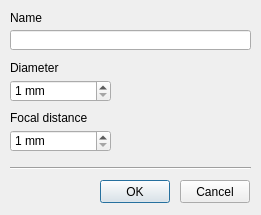
First picture: the form in cteleeditdlg.ui, repository PavelMr/skytechx, before the edit.
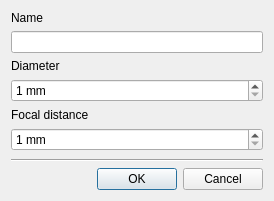
Second picture: the form after the edit.

The edit to the form file:
```diff
--- a/cteleeditdlg.ui
+++ b/cteleeditdlg.ui
@@ -6,58 +6,35 @@
    <rect>
     <x>0</x>
     <y>0</y>
-    <width>261</width>
-    <height>215</height>
+    <width>274</width>
+    <height>201</height>
    </rect>
   </property>
   <property name="windowTitle">
    <string>Edit a telescope</string>
   </property>
+  <layout class="QVBoxLayout" name="verticalLayout_2">
+   <item>
+    <layout class="QVBoxLayout" name="verticalLayout">
+     <item>
   <widget class="QLabel" name="label">
-   <property name="geometry">
-    <rect>
-     <x>10</x>
-     <y>10</y>
-     <width>101</width>
-     <height>16</height>
-    </rect>
-   </property>
    <property name="text">
     <string>Name</string>
    </property>
   </widget>
-  <widget class="QLineEdit" name="lineEdit">
-   <property name="geometry">
-    <rect>
-     <x>10</x>
-     <y>30</y>
-     <width>241</width>
-     <height>20</height>
-    </rect>
-   </property>
-  </widget>
+     </item>
+     <item>
+      <widget class="QLineEdit" name="lineEdit"/>
+     </item>
+     <item>
   <widget class="QLabel" name="label_2">
-   <property name="geometry">
-    <rect>
-     <x>10</x>
-     <y>60</y>
-     <width>111</width>
-     <height>16</height>
-    </rect>
-   </property>
    <property name="text">
     <string>Diameter</string>
    </property>
   </widget>
+     </item>
+     <item>
   <widget class="QSpinBox" name="spinBox">
-   <property name="geometry">
-    <rect>
-     <x>10</x>
-     <y>80</y>
-     <width>101</width>
-     <height>22</height>
-    </rect>
-   </property>
    <property name="suffix">
     <string> mm</string>
    </property>
@@ -68,28 +45,16 @@
     <number>1000000</number>
    </property>
   </widget>
+     </item>
+     <item>
   <widget class="QLabel" name="label_3">
-   <property name="geometry">
-    <rect>
-     <x>10</x>
-     <y>110</y>
-     <width>131</width>
-     <height>16</height>
-    </rect>
-   </property>
    <property name="text">
     <string>Focal distance</string>
    </property>
   </widget>
+     </item>
+     <item>
   <widget class="QSpinBox" name="spinBox_2">
-   <property name="geometry">
-    <rect>
-     <x>10</x>
-     <y>130</y>
-     <width>101</width>
-     <height>22</height>
-    </rect>
-   </property>
    <property name="suffix">
     <string> mm</string>
    </property>
@@ -100,41 +65,44 @@
     <number>100000</number>
    </property>
   </widget>
+     </item>
+     <item>
+      <spacer name="verticalSpacer">
+       <property name="orientation">
+        <enum>Qt::Vertical</enum>
+       </property>
+       <property name="sizeHint" stdset="0">
+        <size>
+         <width>20</width>
+         <height>40</height>
+        </size>
+       </property>
+      </spacer>
+     </item>
+     <item>
   <widget class="Line" name="line">
-   <property name="geometry">
-    <rect>
-     <x>10</x>
-     <y>160</y>
-     <width>241</width>
-     <height>16</height>
-    </rect>
-   </property>
    <property name="orientation">
     <enum>Qt::Horizontal</enum>
    </property>
   </widget>
-  <widget class="QPushButton" name="pushButton">
-   <property name="geometry">
-    <rect>
-     <x>180</x>
-     <y>180</y>
-     <width>70</width>
-     <height>23</height>
-    </rect>
-   </property>
-   <property name="text">
-    <string>Cancel</string>
-   </property>
-  </widget>
+     </item>
+     <item>
+      <layout class="QHBoxLayout" name="horizontalLayout">
+       <item>
+        <spacer name="horizontalSpacer">
+         <property name="orientation">
+          <enum>Qt::Horizontal</enum>
+         </property>
+         <property name="sizeHint" stdset="0">
+          <size>
+           <width>40</width>
+           <height>20</height>
+          </size>
+         </property>
+        </spacer>
+       </item>
+       <item>
   <widget class="QPushButton" name="pushButton_2">
-   <property name="geometry">
-    <rect>
-     <x>100</x>
-     <y>180</y>
-     <width>70</width>
-     <height>23</height>
-    </rect>
-   </property>
    <property name="text">
     <string>OK</string>
    </property>
@@ -142,6 +110,19 @@
     <bool>true</bool>
    </property>
   </widget>
+       </item>
+       <item>
+        <widget class="QPushButton" name="pushButton">
+         <property name="text">
+          <string>Cancel</string>
+         </property>
+        </widget>
+       </item>
+      </layout>
+     </item>
+    </layout>
+   </item>
+  </layout>
  </widget>
  <resources/>
  <connections/>
```
Lines whose indentation alone changed are shown as unchanged.
